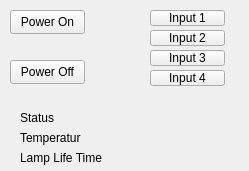
This is beamercontrol.ui in davidweisgerber/mediacenter as Qt 5 draws it before an edit. The edited form follows.
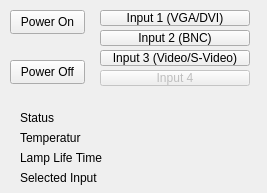
This is the edited form.

The edit to the form file:
```diff
--- a/beamercontrol.ui
+++ b/beamercontrol.ui
@@ -5,66 +5,14 @@
    <rect>
     <x>0</x>
     <y>0</y>
-    <width>249</width>
-    <height>171</height>
+    <width>267</width>
+    <height>193</height>
    </rect>
   </property>
   <property name="windowTitle" >
    <string>Beamer Controls</string>
   </property>
   <widget class="QWidget" name="centralWidget" >
-   <widget class="QPushButton" name="input1Button" >
-    <property name="geometry" >
-     <rect>
-      <x>150</x>
-      <y>10</y>
-      <width>75</width>
-      <height>16</height>
-     </rect>
-    </property>
-    <property name="text" >
-     <string>Input 1</string>
-    </property>
-   </widget>
-   <widget class="QPushButton" name="input2Button" >
-    <property name="geometry" >
-     <rect>
-      <x>150</x>
-      <y>30</y>
-      <width>75</width>
-      <height>16</height>
-     </rect>
-    </property>
-    <property name="text" >
-     <string>Input 2</string>
-    </property>
-   </widget>
-   <widget class="QPushButton" name="input3Button" >
-    <property name="geometry" >
-     <rect>
-      <x>150</x>
-      <y>50</y>
-      <width>75</width>
-      <height>16</height>
-     </rect>
-    </property>
-    <property name="text" >
-     <string>Input 3</string>
-    </property>
-   </widget>
-   <widget class="QPushButton" name="input4Button" >
-    <property name="geometry" >
-     <rect>
-      <x>150</x>
-      <y>70</y>
-      <width>75</width>
-      <height>16</height>
-     </rect>
-    </property>
-    <property name="text" >
-     <string>Input 4</string>
-    </property>
-   </widget>
    <widget class="QPushButton" name="offButton" >
     <property name="geometry" >
      <rect>
@@ -117,6 +65,61 @@
      <string>Temperatur</string>
     </property>
    </widget>
+   <widget class="QPushButton" name="input1Button" >
+    <property name="geometry" >
+     <rect>
+      <x>100</x>
+      <y>10</y>
+      <width>150</width>
+      <height>16</height>
+     </rect>
+    </property>
+    <property name="text" >
+     <string>Input 1 (VGA/DVI)</string>
+    </property>
+   </widget>
+   <widget class="QPushButton" name="input2Button" >
+    <property name="geometry" >
+     <rect>
+      <x>100</x>
+      <y>30</y>
+      <width>150</width>
+      <height>16</height>
+     </rect>
+    </property>
+    <property name="text" >
+     <string>Input 2 (BNC)</string>
+    </property>
+   </widget>
+   <widget class="QPushButton" name="input3Button" >
+    <property name="geometry" >
+     <rect>
+      <x>100</x>
+      <y>50</y>
+      <width>150</width>
+      <height>16</height>
+     </rect>
+    </property>
+    <property name="text" >
+     <string>Input 3 (Video/S-Video)</string>
+    </property>
+   </widget>
+   <widget class="QPushButton" name="input4Button" >
+    <property name="enabled" >
+     <bool>false</bool>
+    </property>
+    <property name="geometry" >
+     <rect>
+      <x>100</x>
+      <y>70</y>
+      <width>150</width>
+      <height>16</height>
+     </rect>
+    </property>
+    <property name="text" >
+     <string>Input 4</string>
+    </property>
+   </widget>
    <widget class="QLabel" name="lampLabel" >
     <property name="geometry" >
      <rect>
@@ -130,6 +133,19 @@
      <string>Lamp Life Time</string>
     </property>
    </widget>
+   <widget class="QLabel" name="inputLabel" >
+    <property name="geometry" >
+     <rect>
+      <x>20</x>
+      <y>170</y>
+      <width>201</width>
+      <height>16</height>
+     </rect>
+    </property>
+    <property name="text" >
+     <string>Selected Input</string>
+    </property>
+   </widget>
   </widget>
  </widget>
  <layoutdefault spacing="6" margin="11" />
```
